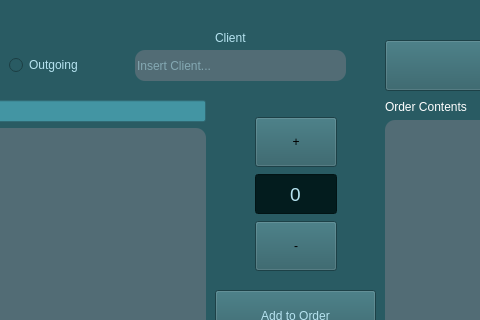
npaolini-8/se-group-5, file UI/create_order.ui: the form before one commit; both pictures show x 115 to 595 and y 0 to 320 of the 800 by 600 pixel window.
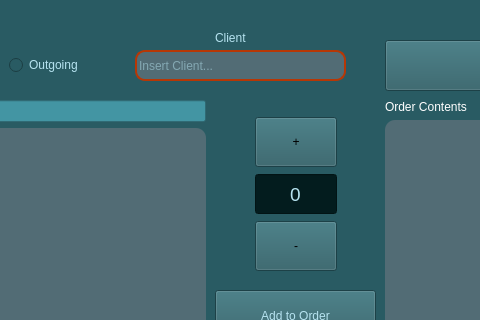
The form after the commit.

Diff of the .ui file:
```diff
--- a/UI/create_order.ui
+++ b/UI/create_order.ui
@@ -170,7 +170,8 @@
     <string notr="true">background-color: #526c75;
 color: #B6E3F0;
 border-radius: 10px;
-font-size: 12px;</string>
+font-size: 12px;
+border: 2px solid #b73705</string>
    </property>
    <property name="placeholderText">
     <string>Insert Client...</string>
```
